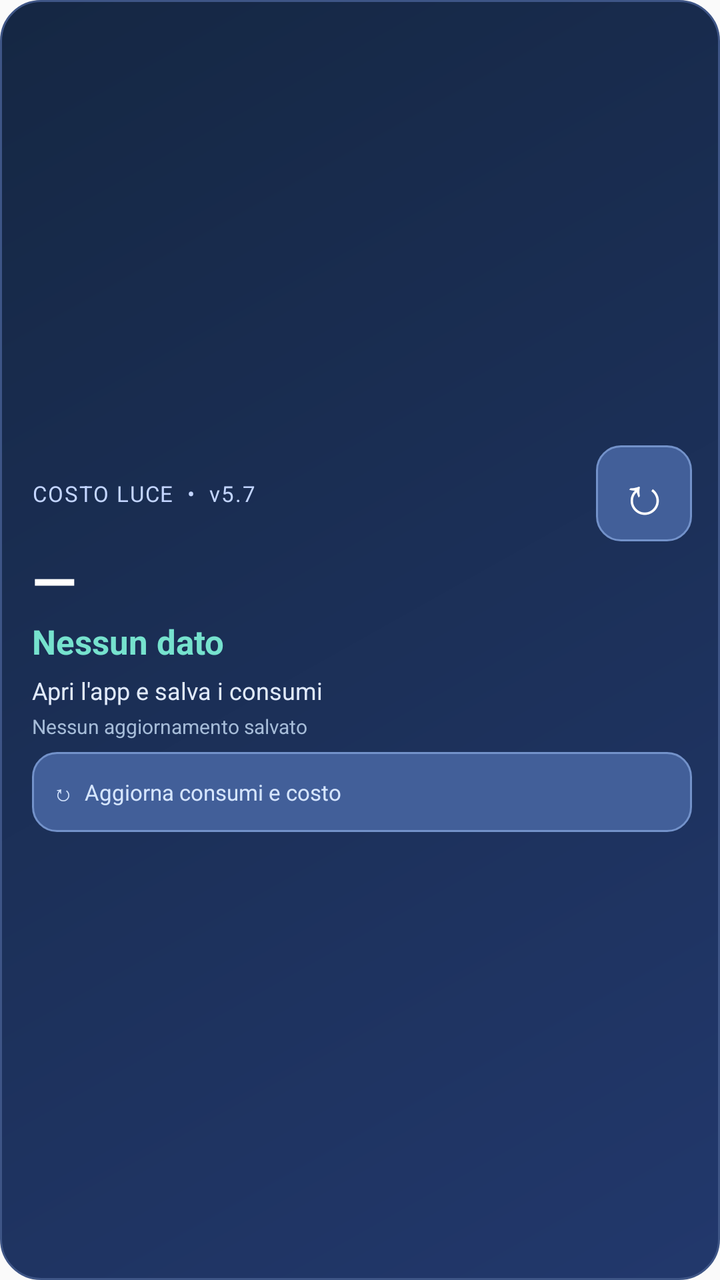
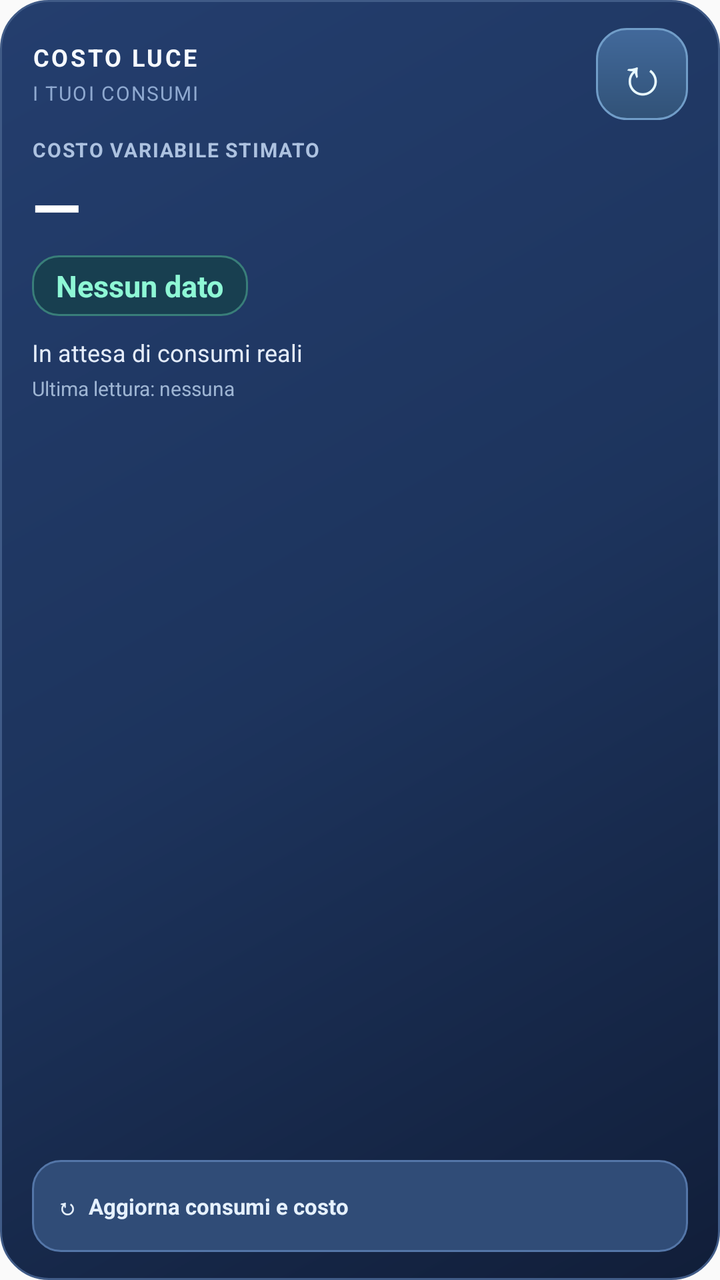

The first picture is an Android layout as it rendered before a commit; the second is the same layout after the commit. The layout source and the unified diff follow.
<!-- AndroidManifest.xml: application theme android:Theme.Material.Light.NoActionBar -->
<!-- res/layout/costoluce_widget.xml -->
<?xml version="1.0" encoding="utf-8"?>
<LinearLayout xmlns:android="http://schemas.android.com/apk/res/android"
    android:id="@+id/widget_root"
    android:layout_width="match_parent"
    android:layout_height="match_parent"
    android:background="@drawable/costoluce_widget_bg"
    android:orientation="vertical"
    android:gravity="center_vertical"
    android:paddingLeft="16dp"
    android:paddingRight="14dp"
    android:paddingTop="11dp"
    android:paddingBottom="12dp">

    <LinearLayout
        android:layout_width="match_parent"
        android:layout_height="wrap_content"
        android:orientation="horizontal"
        android:gravity="center_vertical">
        <TextView
            android:id="@+id/widget_brand"
            android:layout_width="0dp"
            android:layout_weight="1"
            android:layout_height="wrap_content"
            android:text="COSTO LUCE  •  v5.7"
            android:textSize="11sp"
            android:textColor="#C3D5FF"
            android:fontFamily="sans"
            android:letterSpacing="0.06"
            android:maxLines="1" />
        <TextView
            android:id="@+id/widget_refresh"
            android:layout_width="48dp"
            android:layout_height="48dp"
            android:layout_marginLeft="6dp"
            android:background="@drawable/costoluce_widget_refresh_bg"
            android:gravity="center"
            android:text="↻"
            android:textColor="#FFFFFF"
            android:textSize="26sp"
            android:clickable="true"
            android:focusable="true"
            android:contentDescription="Aggiorna i consumi Enel e il costo stimato" />
    </LinearLayout>

    <TextView
        android:id="@+id/widget_euro"
        android:layout_width="match_parent"
        android:layout_height="wrap_content"
        android:text="—"
        android:textColor="#FFFFFF"
        android:textStyle="bold"
        android:fontFamily="sans"
        android:textSize="29sp"
        android:maxLines="1"
        android:ellipsize="end" />

    <TextView
        android:id="@+id/widget_kwh"
        android:layout_width="match_parent"
        android:layout_height="wrap_content"
        android:text="Nessun dato"
        android:textColor="#76E2CE"
        android:textStyle="bold"
        android:textSize="17sp"
        android:maxLines="1"
        android:ellipsize="end" />

    <TextView
        android:id="@+id/widget_period"
        android:layout_width="match_parent"
        android:layout_height="wrap_content"
        android:layout_marginTop="5dp"
        android:text="Apri l'app e salva i consumi"
        android:textColor="#E1EAFB"
        android:textSize="12sp"
        android:maxLines="1"
        android:ellipsize="end" />

    <TextView
        android:id="@+id/widget_updated"
        android:layout_width="match_parent"
        android:layout_height="wrap_content"
        android:layout_marginTop="3dp"
        android:text="Nessun aggiornamento salvato"
        android:textColor="#A6BCD8"
        android:textSize="10sp"
        android:maxLines="1"
        android:ellipsize="end" />

    <TextView
        android:id="@+id/widget_status"
        android:layout_width="match_parent"
        android:layout_height="40dp"
        android:layout_marginTop="6dp"
        android:gravity="center_vertical"
        android:paddingLeft="10dp"
        android:background="@drawable/costoluce_widget_refresh_bg"
        android:clickable="true"
        android:focusable="true"
        android:contentDescription="Aggiorna consumi e costo senza aprire l'app"
        android:text="↻  Aggiorna consumi e costo"
        android:textColor="#D6E6FF"
        android:textSize="11sp"
        android:maxLines="2"
        android:ellipsize="end" />
</LinearLayout>
<!-- resources referenced by this layout -->
<resources>
  <!-- drawable costoluce_widget_bg (drawable) -->
  <?xml version="1.0" encoding="utf-8"?>
  <shape xmlns:android="http://schemas.android.com/apk/res/android"
      android:shape="rectangle">
      <gradient android:startColor="#22386C" android:endColor="#152743" android:angle="135" />
      <corners android:radius="20dp" />
      <stroke android:width="1dp" android:color="#3E5586" />
  </shape>
  <!-- drawable costoluce_widget_refresh_bg (drawable) -->
  <?xml version="1.0" encoding="utf-8"?>
  <shape xmlns:android="http://schemas.android.com/apk/res/android" android:shape="rectangle">
      <solid android:color="#425F99"/>
      <corners android:radius="12dp"/>
      <stroke android:width="1dp" android:color="#7392CA"/>
  </shape>
</resources>

<!-- the commit's change to res/layout/costoluce_widget.xml (unified diff, before → after) -->
@@ -3,44 +3,69 @@
     android:id="@+id/widget_root"
     android:layout_width="match_parent"
     android:layout_height="match_parent"
+    android:orientation="vertical"
+    android:gravity="top"
     android:background="@drawable/costoluce_widget_bg"
-    android:orientation="vertical"
-    android:gravity="center_vertical"
     android:paddingLeft="16dp"
-    android:paddingRight="14dp"
-    android:paddingTop="11dp"
-    android:paddingBottom="12dp">
+    android:paddingRight="16dp"
+    android:paddingTop="14dp"
+    android:paddingBottom="14dp">
 
     <LinearLayout
         android:layout_width="match_parent"
         android:layout_height="wrap_content"
         android:orientation="horizontal"
         android:gravity="center_vertical">
-        <TextView
-            android:id="@+id/widget_brand"
+        <LinearLayout
             android:layout_width="0dp"
             android:layout_weight="1"
             android:layout_height="wrap_content"
-            android:text="COSTO LUCE  •  v5.7"
-            android:textSize="11sp"
-            android:textColor="#C3D5FF"
-            android:fontFamily="sans"
-            android:letterSpacing="0.06"
-            android:maxLines="1" />
+            android:orientation="vertical">
+            <TextView
+                android:id="@+id/widget_brand"
+                android:layout_width="match_parent"
+                android:layout_height="wrap_content"
+                android:text="COSTO LUCE"
+                android:textColor="#F6FAFF"
+                android:textStyle="bold"
+                android:letterSpacing="0.10"
+                android:textSize="12sp"
+                android:maxLines="1"/>
+            <TextView
+                android:layout_width="match_parent"
+                android:layout_height="wrap_content"
+                android:layout_marginTop="3dp"
+                android:text="I TUOI CONSUMI"
+                android:textColor="#8FA9D0"
+                android:letterSpacing="0.07"
+                android:textSize="10sp"
+                android:maxLines="1"/>
+        </LinearLayout>
         <TextView
             android:id="@+id/widget_refresh"
-            android:layout_width="48dp"
-            android:layout_height="48dp"
-            android:layout_marginLeft="6dp"
+            android:layout_width="46dp"
+            android:layout_height="46dp"
+            android:layout_marginLeft="8dp"
             android:background="@drawable/costoluce_widget_refresh_bg"
             android:gravity="center"
             android:text="↻"
-            android:textColor="#FFFFFF"
             android:textSize="26sp"
+            android:textColor="#E9FAFF"
+            android:contentDescription="Aggiorna i consumi Enel in background"
             android:clickable="true"
-            android:focusable="true"
-            android:contentDescription="Aggiorna i consumi Enel e il costo stimato" />
+            android:focusable="true" />
     </LinearLayout>
+
+    <TextView
+        android:layout_width="match_parent"
+        android:layout_height="wrap_content"
+        android:layout_marginTop="8dp"
+        android:text="COSTO VARIABILE STIMATO"
+        android:letterSpacing="0.06"
+        android:textColor="#ADC2E0"
+        android:textStyle="bold"
+        android:textSize="10sp"
+        android:maxLines="1" />
 
     <TextView
         android:id="@+id/widget_euro"
@@ -49,19 +74,25 @@
         android:text="—"
         android:textColor="#FFFFFF"
         android:textStyle="bold"
+        android:textSize="32sp"
         android:fontFamily="sans"
-        android:textSize="29sp"
         android:maxLines="1"
         android:ellipsize="end" />
 
     <TextView
         android:id="@+id/widget_kwh"
-        android:layout_width="match_parent"
+        android:layout_width="wrap_content"
         android:layout_height="wrap_content"
+        android:layout_marginTop="3dp"
+        android:background="@drawable/costoluce_widget_kwh_bg"
+        android:paddingLeft="12dp"
+        android:paddingRight="12dp"
+        android:paddingTop="5dp"
+        android:paddingBottom="5dp"
         android:text="Nessun dato"
-        android:textColor="#76E2CE"
+        android:textColor="#8EF7D5"
         android:textStyle="bold"
-        android:textSize="17sp"
+        android:textSize="15sp"
         android:maxLines="1"
         android:ellipsize="end" />
 
@@ -69,9 +100,9 @@
         android:id="@+id/widget_period"
         android:layout_width="match_parent"
         android:layout_height="wrap_content"
-        android:layout_marginTop="5dp"
-        android:text="Apri l'app e salva i consumi"
-        android:textColor="#E1EAFB"
+        android:layout_marginTop="10dp"
+        android:text="In attesa di consumi reali"
+        android:textColor="#E4ECFA"
         android:textSize="12sp"
         android:maxLines="1"
         android:ellipsize="end" />
@@ -81,26 +112,36 @@
         android:layout_width="match_parent"
         android:layout_height="wrap_content"
         android:layout_marginTop="3dp"
-        android:text="Nessun aggiornamento salvato"
-        android:textColor="#A6BCD8"
+        android:text="Ultima lettura: nessuna"
+        android:textColor="#9EB5D3"
         android:textSize="10sp"
         android:maxLines="1"
         android:ellipsize="end" />
 
+    
+    <LinearLayout
+        android:layout_width="match_parent"
+        android:layout_height="0dp"
+        android:layout_weight="1"
+        android:orientation="vertical" />
+
     <TextView
         android:id="@+id/widget_status"
         android:layout_width="match_parent"
-        android:layout_height="40dp"
-        android:layout_marginTop="6dp"
+        android:layout_height="46dp"
+        android:layout_marginTop="9dp"
+        android:background="@drawable/costoluce_widget_status_bg"
+        android:paddingLeft="12dp"
+        android:paddingRight="10dp"
         android:gravity="center_vertical"
-        android:paddingLeft="10dp"
-        android:background="@drawable/costoluce_widget_refresh_bg"
         android:clickable="true"
         android:focusable="true"
-        android:contentDescription="Aggiorna consumi e costo senza aprire l'app"
+        android:contentDescription="Aggiorna consumi e costi senza aprire l'app"
         android:text="↻  Aggiorna consumi e costo"
-        android:textColor="#D6E6FF"
+        android:textColor="#E6F1FE"
+        android:textStyle="bold"
         android:textSize="11sp"
         android:maxLines="2"
         android:ellipsize="end" />
+
 </LinearLayout>
<!-- resource entries referenced after the edit -->
@@ -2,18 +2,31 @@
 <resources>
   <!-- drawable costoluce_widget_bg (drawable) -->
   <?xml version="1.0" encoding="utf-8"?>
-  <shape xmlns:android="http://schemas.android.com/apk/res/android"
-      android:shape="rectangle">
-      <gradient android:startColor="#22386C" android:endColor="#152743" android:angle="135" />
-      <corners android:radius="20dp" />
-      <stroke android:width="1dp" android:color="#3E5586" />
+  <shape xmlns:android="http://schemas.android.com/apk/res/android" android:shape="rectangle">
+      <gradient android:angle="135" android:startColor="#111E39" android:centerColor="#1D345D" android:endColor="#243E6E"/>
+      <corners android:radius="24dp"/>
+      <stroke android:width="1dp" android:color="#405B87"/>
+  </shape>
+  <!-- drawable costoluce_widget_kwh_bg (drawable) -->
+  <?xml version="1.0" encoding="utf-8"?>
+  <shape xmlns:android="http://schemas.android.com/apk/res/android" android:shape="rectangle">
+      <solid android:color="#183F50"/>
+      <corners android:radius="13dp"/>
+      <stroke android:width="1dp" android:color="#397E79"/>
   </shape>
   <!-- drawable costoluce_widget_refresh_bg (drawable) -->
   <?xml version="1.0" encoding="utf-8"?>
   <shape xmlns:android="http://schemas.android.com/apk/res/android" android:shape="rectangle">
-      <solid android:color="#425F99"/>
-      <corners android:radius="12dp"/>
-      <stroke android:width="1dp" android:color="#7392CA"/>
+      <gradient android:angle="270" android:startColor="#42699B" android:endColor="#315277"/>
+      <corners android:radius="15dp"/>
+      <stroke android:width="1dp" android:color="#719DC8"/>
+  </shape>
+  <!-- drawable costoluce_widget_status_bg (drawable) -->
+  <?xml version="1.0" encoding="utf-8"?>
+  <shape xmlns:android="http://schemas.android.com/apk/res/android" android:shape="rectangle">
+      <solid android:color="#304C77"/>
+      <corners android:radius="14dp"/>
+      <stroke android:width="1dp" android:color="#5476A8"/>
   </shape>
 </resources>
 
